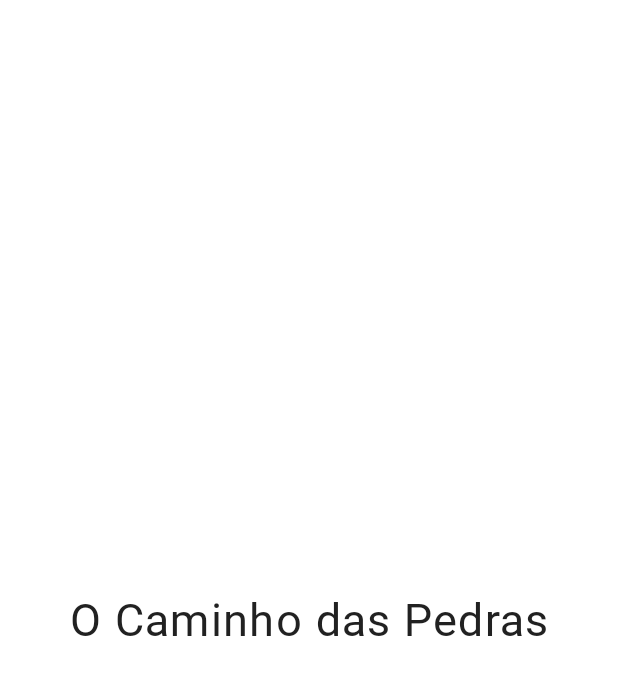
After one commit to Diogo364/appOCaminhoDasPedras, an Android app: the MainActivity screen opened directly, with no data from a screen before it, on a phone screen of 412 x 824 dp. The commit adds this screen. Shown: the top 675 px of the screen. Run offline under Robolectric (Android 15) with nearby library versions, the phone set to English and light mode, and no system bars.

Commit message:
Create: MainActivity

```diff
--- a/app/build.gradle
+++ b/app/build.gradle
@@ -75,6 +75,7 @@ dependencies {
     implementation platform('com.google.firebase:firebase-bom:26.7.0')
     implementation 'com.google.firebase:firebase-analytics'
     implementation 'com.google.firebase:firebase-auth-ktx'
+    implementation 'com.google.android.gms:play-services-auth:19.0.0'
 
     /** Android Room **/
     implementation 'androidx.room:room-runtime:2.2.6'
@@ -90,6 +91,9 @@ dependencies {
     implementation 'com.squareup.retrofit2:converter-gson:2.9.0'
     implementation 'com.squareup.okhttp3:logging-interceptor:4.9.0'
 
+    /** ViewPager Dots Indicator */
+    implementation 'com.tbuonomo.andrui:viewpagerdotsindicator:4.1.2'
+
     testImplementation 'junit:junit:4.13.2'
     androidTestImplementation 'androidx.test.ext:junit:1.1.2'
     androidTestImplementation 'androidx.test.espresso:espresso-core:3.3.0'
--- a/app/src/main/AndroidManifest.xml
+++ b/app/src/main/AndroidManifest.xml
@@ -3,23 +3,27 @@
     package="br.com.ocaminhodaspedras">
 
     <application
+        android:label="@string/app_name"
+        android:name=".ui.OCaminhoDasPedrasApp"
         android:allowBackup="true"
         android:icon="@mipmap/ic_launcher"
-        android:label="@string/app_name"
         android:roundIcon="@mipmap/ic_launcher_round"
         android:supportsRtl="true"
         android:theme="@style/Theme.OCaminhoDasPedras">
 
+        <!-- Activity Login        -->
         <activity
             android:name=".ui.activity.LoginActivity"
             android:screenOrientation="locked">
             <intent-filter>
                 <action android:name="android.intent.action.MAIN" />
+
                 <category android:name="android.intent.category.LAUNCHER" />
             </intent-filter>
         </activity>
 
-
+        <!-- Activity Main Navigation        -->
+        <activity android:name=".ui.activity.MainActivity"></activity>
     </application>
 
 </manifest>
--- a/app/src/main/java/br/com/ocaminhodaspedras/ui/OCaminhoDasPedrasApp.kt
+++ b/app/src/main/java/br/com/ocaminhodaspedras/ui/OCaminhoDasPedrasApp.kt
@@ -1,8 +1,8 @@
 package br.com.ocaminhodaspedras.ui
-//
-//import dagger.hilt.android.HiltAndroidApp
-//
-//
-//@HiltAndroidApp
-class OCaminhoDasPedrasApp {
-}
+
+import android.app.Application
+import dagger.hilt.android.HiltAndroidApp
+
+
+@HiltAndroidApp
+class OCaminhoDasPedrasApp: Application() {}
--- /dev/null
+++ b/app/src/main/java/br/com/ocaminhodaspedras/ui/activity/MainActivity.kt
@@ -0,0 +1,12 @@
+package br.com.ocaminhodaspedras.ui.activity
+
+import androidx.appcompat.app.AppCompatActivity
+import android.os.Bundle
+import br.com.ocaminhodaspedras.R
+
+class MainActivity : AppCompatActivity() {
+    override fun onCreate(savedInstanceState: Bundle?) {
+        super.onCreate(savedInstanceState)
+        setContentView(R.layout.activity_main)
+    }
+}
--- /dev/null
+++ b/app/src/main/res/layout/activity_main.xml
@@ -0,0 +1,20 @@
+<?xml version="1.0" encoding="utf-8"?>
+<androidx.constraintlayout.widget.ConstraintLayout xmlns:android="http://schemas.android.com/apk/res/android"
+    xmlns:app="http://schemas.android.com/apk/res-auto"
+    xmlns:tools="http://schemas.android.com/tools"
+    android:layout_width="match_parent"
+    android:layout_height="match_parent"
+    tools:context=".ui.activity.MainActivity">
+
+    <TextView
+        android:id="@+id/textView"
+        android:layout_width="wrap_content"
+        android:layout_height="wrap_content"
+        android:text="@string/app_name"
+        style="@style/TextAppearance.AppCompat.Title"
+        app:layout_constraintTop_toTopOf="parent"
+        app:layout_constraintBottom_toBottomOf="parent"
+        app:layout_constraintStart_toStartOf="parent"
+        app:layout_constraintEnd_toEndOf="parent"/>
+
+</androidx.constraintlayout.widget.ConstraintLayout>
```
